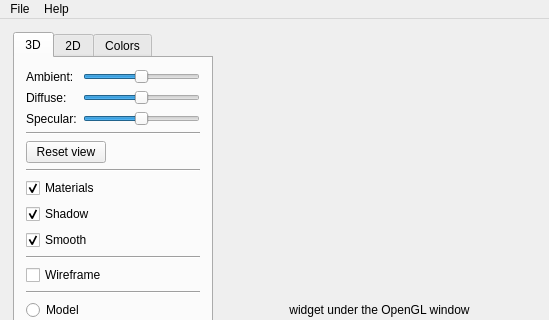
First picture: the form in src/qt/main_window.ui, repository cppd/math, before the edit; both pictures show x 0 to 549 and y 0 to 320 of the 549 by 624 pixel window.
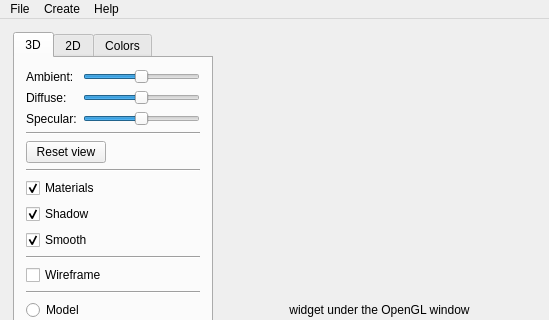
Second picture: the form after the edit. Custom widgets are drawn as their Qt base class.

Patch:
```diff
--- a/src/qt/main_window.ui
+++ b/src/qt/main_window.ui
@@ -942,7 +942,13 @@
     <addaction name="separator"/>
     <addaction name="actionAbout"/>
    </widget>
+   <widget class="QMenu" name="menuCreate">
+    <property name="title">
+     <string>Create</string>
+    </property>
+   </widget>
    <addaction name="menuFile"/>
+   <addaction name="menuCreate"/>
    <addaction name="menuHelp"/>
   </widget>
   <widget class="QStatusBar" name="statusBar"/>
```
